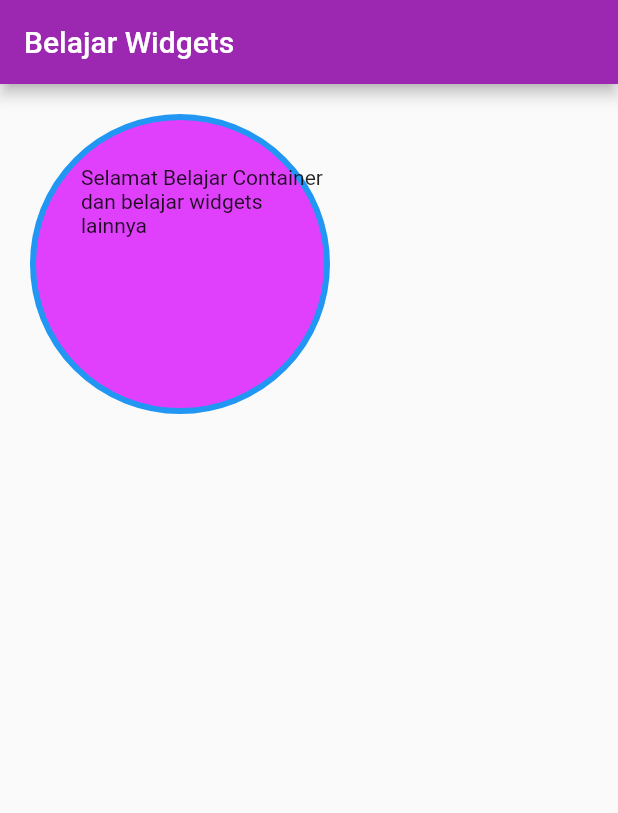
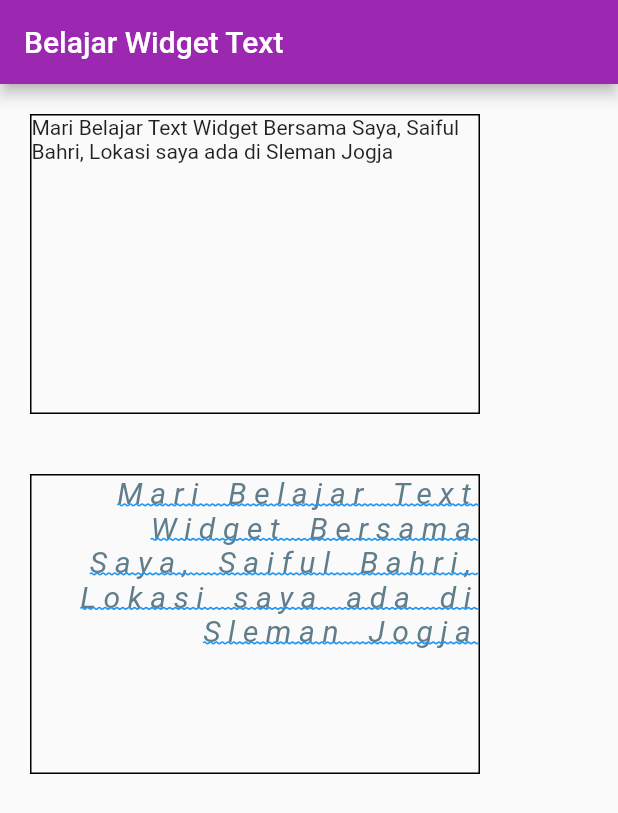
Before and after one commit to gantira/beginner-flutter, a Flutter app: the screen it shows after launch, on a phone screen of 412 x 824 dp. Shown: the top 813 px of the screen. Run offline on Flutter 3.47's test engine with Material 2 defaults, Android fonts, the phone set to English and light mode, and no system bars.

Commit message:
Flutter Tutorial Text Widget Android | iOS #2

```diff
--- a/lib/main.dart
+++ b/lib/main.dart
@@ -1,4 +1,5 @@
 import 'package:beginner_flutter/widgets/sample_container.dart';
+import 'package:beginner_flutter/widgets/sample_text.dart';
 import 'package:flutter/material.dart';
 
 void main() {
@@ -14,18 +15,9 @@ class MyApp extends StatelessWidget {
     return MaterialApp(
       title: 'Flutter Demo',
       theme: ThemeData(
-        // This is the theme of your application.
-        //
-        // Try running your application with "flutter run". You'll see the
-        // application has a blue toolbar. Then, without quitting the app, try
-        // changing the primarySwatch below to Colors.green and then invoke
-        // "hot reload" (press "r" in the console where you ran "flutter run",
-        // or simply save your changes to "hot reload" in a Flutter IDE).
-        // Notice that the counter didn't reset back to zero; the application
-        // is not restarted.
         primarySwatch: Colors.purple,
       ),
-      home: const MyHomePage(),
+      home: const SampleText(),
     );
   }
 }
--- a/lib/widgets/sample_container.dart
+++ b/lib/widgets/sample_container.dart
@@ -10,9 +10,14 @@ class SampleContainer extends StatefulWidget {
 class _SampleContainerState extends State<SampleContainer> {
   @override
   Widget build(BuildContext context) {
-    return Container(
+    return Scaffold(
+      appBar: AppBar(
+        title: const Text('Belajar Container'),
+      ),
+      body: Center(
+        child: Container(
           margin: const EdgeInsets.all(20),
-      padding: const EdgeInsets.only(left: 30, top: 30),
+          padding: const EdgeInsets.symmetric(horizontal: 10),
           height: 200,
           width: 200,
           decoration: BoxDecoration(
@@ -20,8 +25,12 @@ class _SampleContainerState extends State<SampleContainer> {
             border: Border.all(width: 4, color: Colors.blue),
             borderRadius: BorderRadius.circular(100),
           ),
+          child: const Center(
             child:
-          const Text('Selamat Belajar Container dan belajar widgets lainnya'),
+                Text('Selamat Belajar Container dan belajar widgets lainnya'),
+          ),
+        ),
+      ),
     );
   }
 }
--- /dev/null
+++ b/lib/widgets/sample_text.dart
@@ -0,0 +1,47 @@
+import 'package:flutter/material.dart';
+
+class SampleText extends StatelessWidget {
+  const SampleText({super.key});
+
+  @override
+  Widget build(BuildContext context) {
+    return Scaffold(
+      appBar: AppBar(
+        title: const Text('Belajar Widget Text'),
+      ),
+      body: Column(
+        children: [
+          Container(
+            height: 200,
+            width: 300,
+            margin: const EdgeInsets.all(20),
+            decoration: BoxDecoration(border: Border.all()),
+            child: const Text(
+                'Mari Belajar Text Widget Bersama Saya, Saiful Bahri, Lokasi saya ada di Sleman Jogja'),
+          ),
+          Container(
+            height: 200,
+            width: 300,
+            margin: const EdgeInsets.all(20),
+            decoration: BoxDecoration(border: Border.all()),
+            child: const Text(
+              'Mari Belajar Text Widget Bersama Saya, Saiful Bahri, Lokasi saya ada di Sleman Jogja',
+              textAlign: TextAlign.end,
+              overflow: TextOverflow.clip,
+              textScaleFactor: 1,
+              style: TextStyle(
+                  color: Colors.blueGrey,
+                  fontSize: 20,
+                  fontStyle: FontStyle.italic,
+                  decoration: TextDecoration.underline,
+                  decorationColor: Colors.blue,
+                  decorationStyle: TextDecorationStyle.wavy,
+                  letterSpacing: 5,
+                  wordSpacing: 5),
+            ),
+          ),
+        ],
+      ),
+    );
+  }
+}
```
Lines whose indentation alone changed are shown as unchanged.
